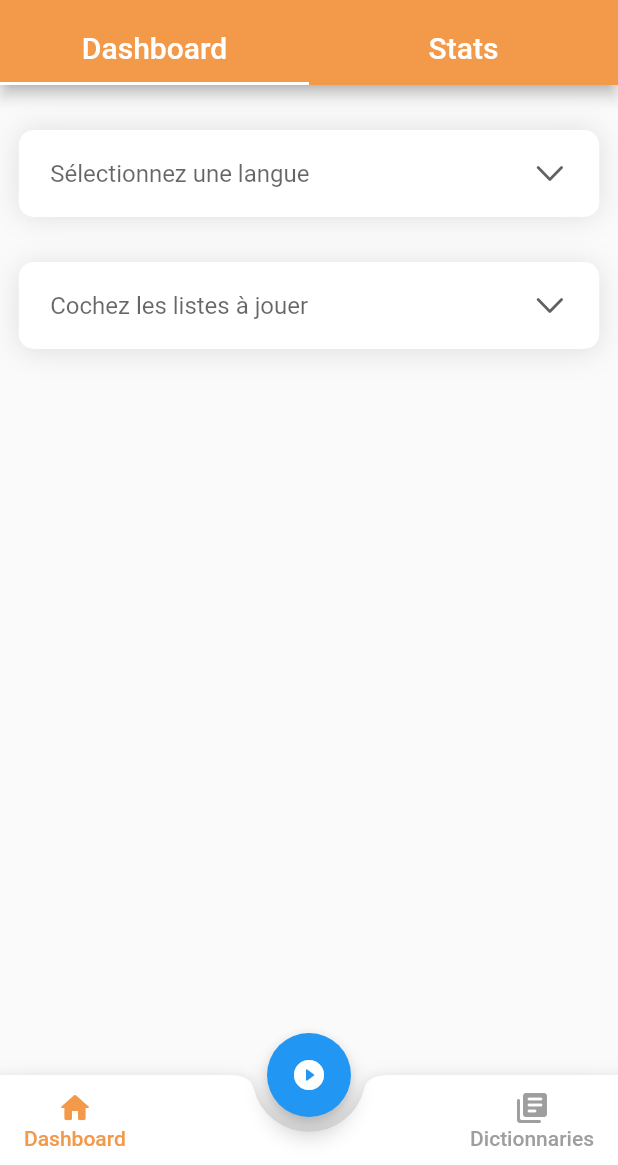
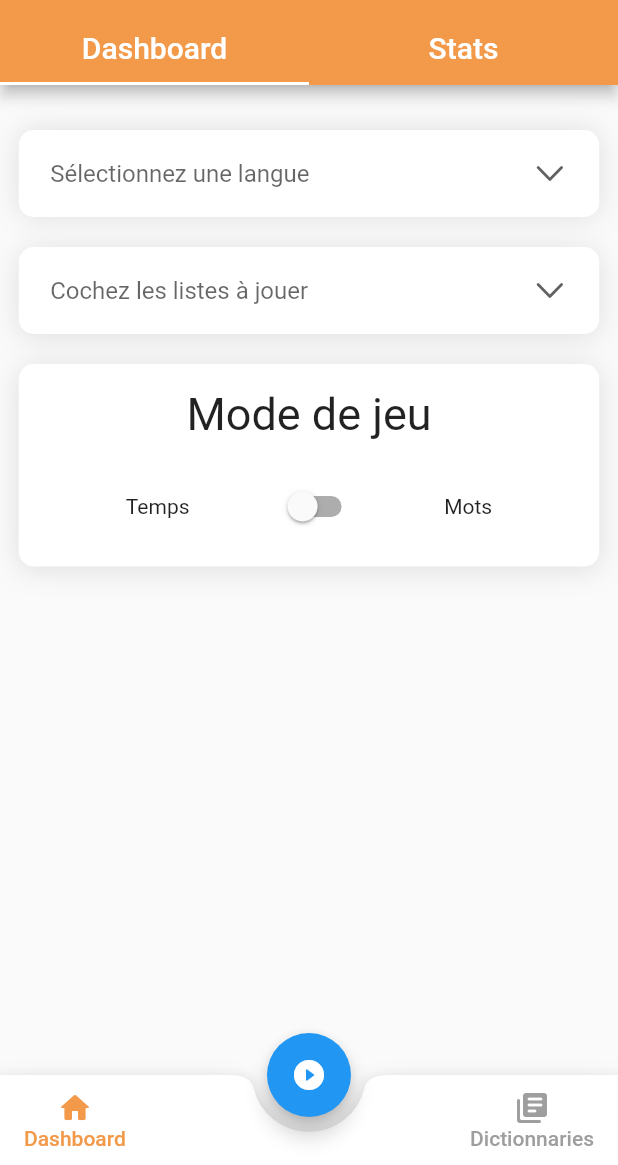
Before and after one commit to LargeWaffle/WidGetGood, a Flutter app: the screen it shows after launch, on a phone screen of 412 x 824 dp, the part 71-1236 px from its top. Run offline on Flutter 3.47's test engine with Material 2 defaults, Android fonts, the phone set to English and light mode, and no system bars.

Commit message:
Play page follow up : Switch button

```diff
--- a/app/lib/page/play.dart
+++ b/app/lib/page/play.dart
@@ -8,6 +8,7 @@ class Play extends StatefulWidget {
 
 class _PlayState extends State<Play> {
   List _lang = ["Japonais", "Anglais", "Chinois", "Italien"];
+  bool playModeSwitched = false;
 
   List<DropdownMenuItem<String>> _dropDownMenuItems =
       List<DropdownMenuItem<String>>.empty(growable: true);
@@ -69,8 +70,8 @@ class _PlayState extends State<Play> {
                 ),
               ),
 
-        ),Container(padding: EdgeInsets.all(15.0))
-        ,new Container(
+        ),Container(padding: EdgeInsets.all(10.0)),
+        new Container(
               width: MediaQuery.of(context).size.width - 25,
               padding: EdgeInsets.only(left: 16.0, right: 16.0),
               decoration: BoxDecoration(
@@ -103,11 +104,52 @@ class _PlayState extends State<Play> {
                   ),
                 ),
               ),
+            ),Container(padding: EdgeInsets.all(10.0)),
+            new Container(
+              width: MediaQuery.of(context).size.width - 25,
+              padding: EdgeInsets.all(16.0),
+              decoration: BoxDecoration(
+                color: Colors.white,
+                borderRadius: BorderRadius.circular(10), //border corner radius
+                boxShadow:[
+                  BoxShadow(
+                    color: Colors.grey.withOpacity(0.3), //color of shadow
+                    spreadRadius: 0, //spread radius
+                    blurRadius: 15, // blur radius
+                    offset: Offset(0, 2), // changes position of shadow
+                    //first paramerter of offset is left-right
+                    //second parameter is top to down
+                  ),
+                  //you can set more BoxShadow() here
+                ],
+              ),
+              child: Column(
+                children: [
+                  Text("Mode de jeu", style: TextStyle(fontSize: 30,), textAlign: TextAlign.center),
+                  Container(padding: EdgeInsets.all(10.0)),
+                  Row(
+                    mainAxisAlignment: MainAxisAlignment.spaceEvenly,
+                    children: [Text("Temps"),
+                      Switch(value: playModeSwitched, onChanged: (value) {
+                        setState(() {
+                        playModeSwitched = value;
+                        });
+                        },
+                      activeColor: Colors.indigo),
+                    Text("Mots")],
+                  )
+                ],
+              ),
             ),
           ],
         ));
   }
 
+  void togglePlayMode(bool playModeSwitched){
+    setState(() {
+      playModeSwitched = !playModeSwitched;
+    });
+  }
   void changedDropDownItem(String? selectedCity) {
     setState(() {
       _currentLang = selectedCity!;
```
